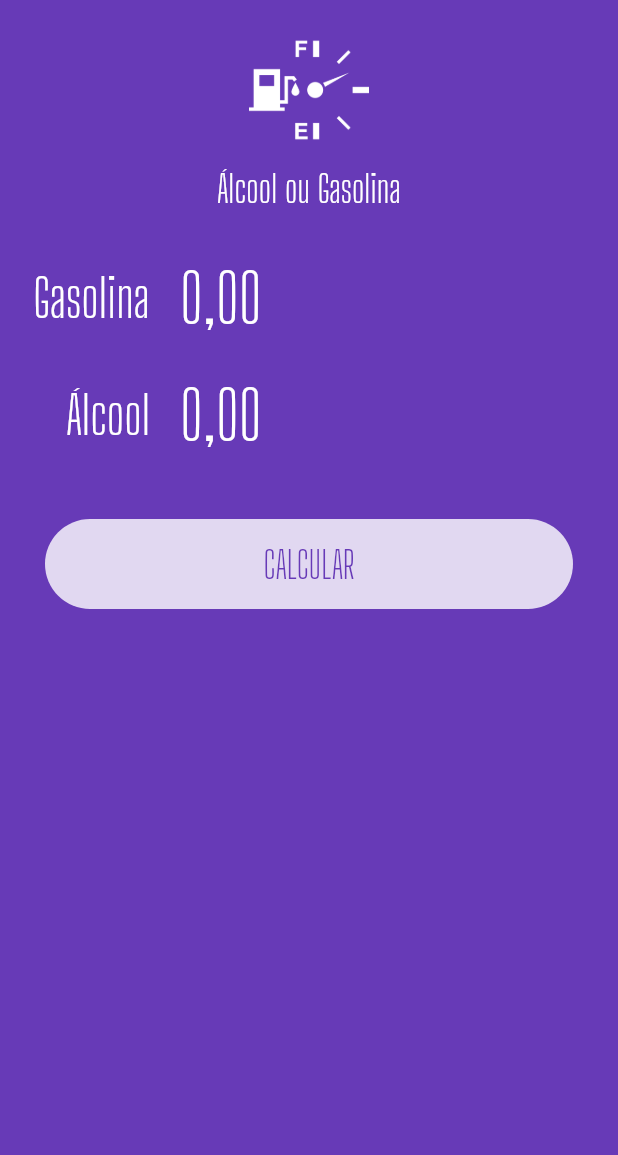
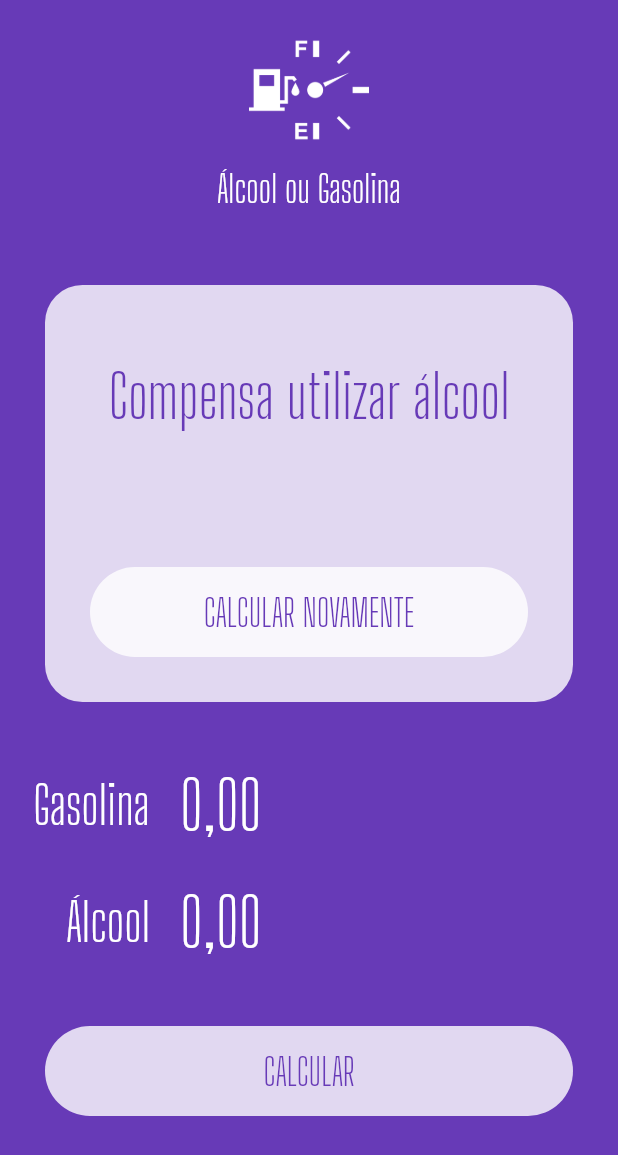
Before and after one commit to oliversieto/alcool_gasolina_flutter, a Flutter app: the screen it shows after launch, on a phone screen of 412 x 824 dp. Shown: the top 1155 px of the screen. Run offline on Flutter 3.47's test engine with Material 2 defaults, Android fonts, the phone set to English and light mode, and no system bars; our stand-ins replace flutter_masked_text; missing offline and left inert: dart:ffi.

Commit message:
refactor: criado o container que exibe o resultado

```diff
--- a/lib/main.dart
+++ b/lib/main.dart
@@ -1,3 +1,5 @@
+import 'dart:ffi';
+
 import 'package:alcool_gasolina/widgets/input.widget.dart';
 import 'package:alcool_gasolina/widgets/logo.widget.dart';
 import 'package:flutter/material.dart';
@@ -12,7 +14,7 @@ class MyApp extends StatelessWidget {
   @override
   Widget build(BuildContext context) {
     return MaterialApp(
-      title: 'Flutter Demo',
+      title: 'Álcool ou Gasolina',
       debugShowCheckedModeBanner: false,
       theme: ThemeData(
         primarySwatch: Colors.deepPurple,
@@ -33,6 +35,52 @@ class HomePage extends StatelessWidget {
       body: ListView(
         children: <Widget>[
           Logo(),
+          Container(
+            margin: EdgeInsets.all(30),
+            decoration: BoxDecoration(
+              color: Colors.white.withOpacity(0.8),
+              borderRadius: BorderRadius.circular(25),
+            ),
+            child: Column(
+              children: [
+                SizedBox(
+                  height: 50,
+                ),
+                Text(
+                  'Compensa utilizar álcool',
+                  style: TextStyle(
+                    color: Theme.of(context).primaryColor,
+                    fontSize: 40,
+                    fontFamily: 'Big Shoulders Display',
+                  ),
+                  textAlign: TextAlign.center,
+                ),
+                SizedBox(
+                  height: 60,
+                ),
+                Container(
+                  margin: EdgeInsets.all(30),
+                  width: double.infinity,
+                  height: 60,
+                  decoration: BoxDecoration(
+                    color: Colors.white.withOpacity(0.8),
+                    borderRadius: BorderRadius.circular(60),
+                  ),
+                  child: TextButton(
+                    child: Text(
+                      'CALCULAR NOVAMENTE',
+                      style: TextStyle(
+                        color: Theme.of(context).primaryColor,
+                        fontSize: 25,
+                        fontFamily: 'Big Shoulders Display',
+                      ),
+                    ),
+                    onPressed: () {},
+                  ),
+                )
+              ],
+            ),
+          ),
           Input(
             label: 'Gasolina',
             ctrl: _gasCtrl,
```
